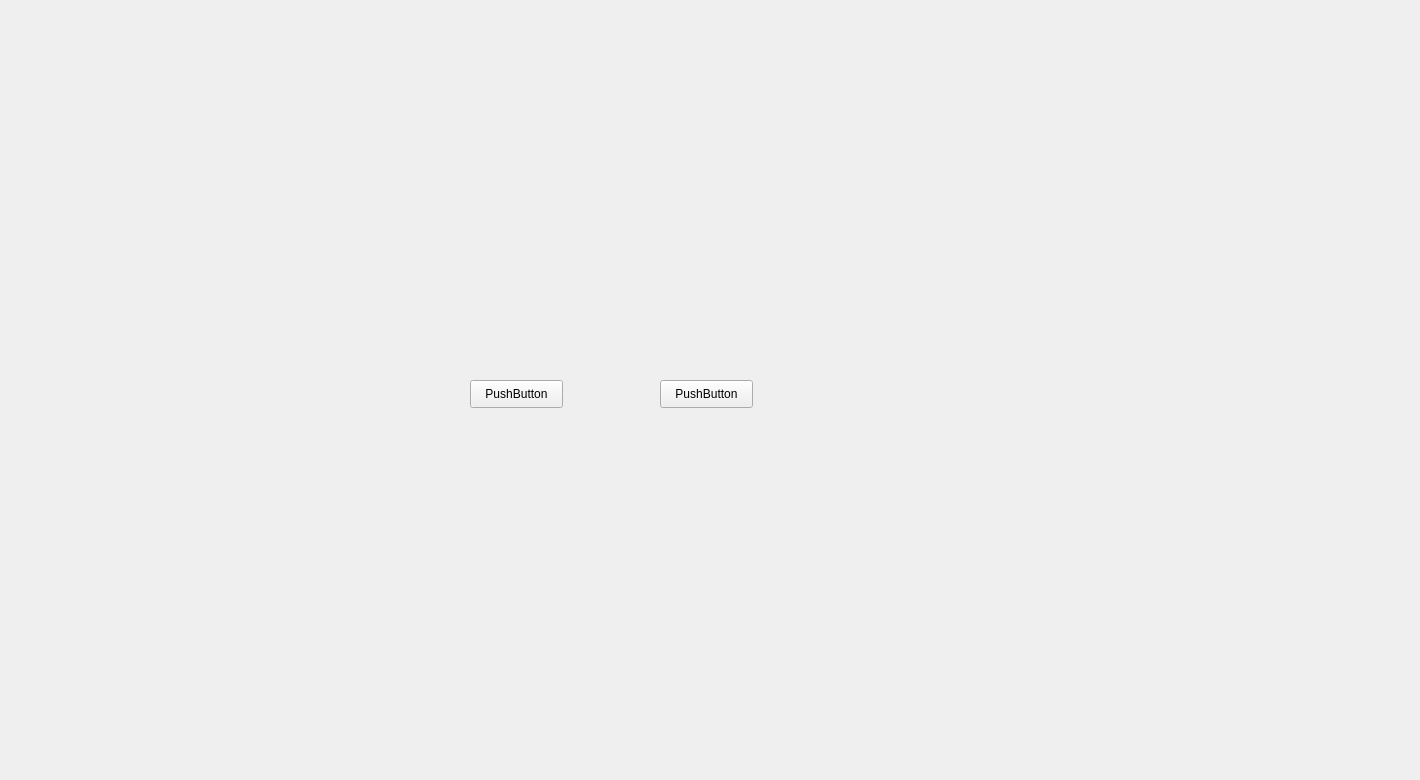
First picture: the form in src/CS1D-TMOTTBG/introscreen.ui, repository cydiasa/CS1D-TMOTTBG, before the edit.
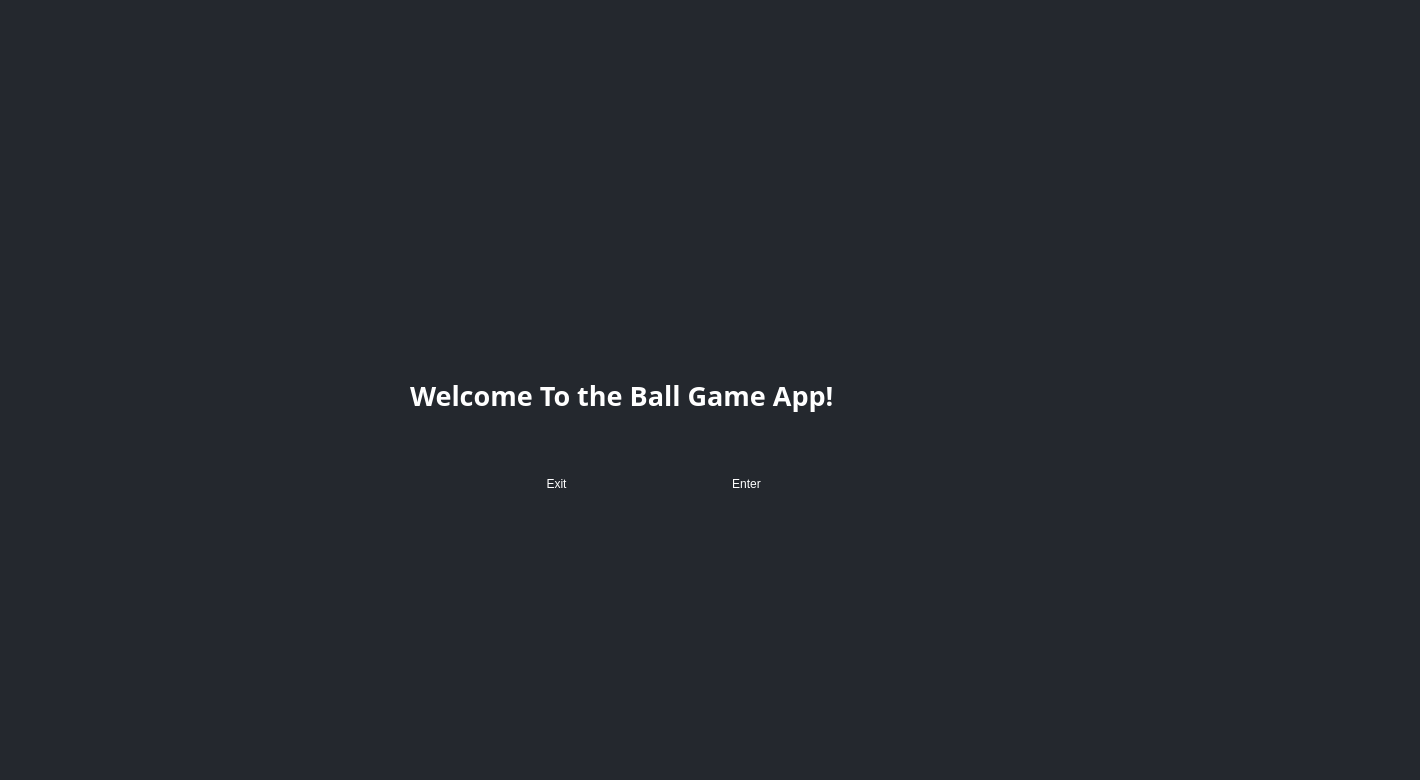
Second picture: the form after the edit.

What changed in the file:
```diff
--- a/src/CS1D-TMOTTBG/introscreen.ui
+++ b/src/CS1D-TMOTTBG/introscreen.ui
@@ -22,33 +22,225 @@
     <height>780</height>
    </size>
   </property>
+  <property name="palette">
+   <palette>
+    <active>
+     <colorrole role="WindowText">
+      <brush brushstyle="SolidPattern">
+       <color alpha="255">
+        <red>255</red>
+        <green>255</green>
+        <blue>255</blue>
+       </color>
+      </brush>
+     </colorrole>
+     <colorrole role="Base">
+      <brush brushstyle="SolidPattern">
+       <color alpha="255">
+        <red>255</red>
+        <green>255</green>
+        <blue>255</blue>
+       </color>
+      </brush>
+     </colorrole>
+     <colorrole role="Window">
+      <brush brushstyle="SolidPattern">
+       <color alpha="255">
+        <red>36</red>
+        <green>40</green>
+        <blue>46</blue>
+       </color>
+      </brush>
+     </colorrole>
+    </active>
+    <inactive>
+     <colorrole role="WindowText">
+      <brush brushstyle="SolidPattern">
+       <color alpha="255">
+        <red>255</red>
+        <green>255</green>
+        <blue>255</blue>
+       </color>
+      </brush>
+     </colorrole>
+     <colorrole role="Base">
+      <brush brushstyle="SolidPattern">
+       <color alpha="255">
+        <red>255</red>
+        <green>255</green>
+        <blue>255</blue>
+       </color>
+      </brush>
+     </colorrole>
+     <colorrole role="Window">
+      <brush brushstyle="SolidPattern">
+       <color alpha="255">
+        <red>36</red>
+        <green>40</green>
+        <blue>46</blue>
+       </color>
+      </brush>
+     </colorrole>
+    </inactive>
+    <disabled>
+     <colorrole role="WindowText">
+      <brush brushstyle="SolidPattern">
+       <color alpha="255">
+        <red>120</red>
+        <green>120</green>
+        <blue>120</blue>
+       </color>
+      </brush>
+     </colorrole>
+     <colorrole role="Base">
+      <brush brushstyle="SolidPattern">
+       <color alpha="255">
+        <red>36</red>
+        <green>40</green>
+        <blue>46</blue>
+       </color>
+      </brush>
+     </colorrole>
+     <colorrole role="Window">
+      <brush brushstyle="SolidPattern">
+       <color alpha="255">
+        <red>36</red>
+        <green>40</green>
+        <blue>46</blue>
+       </color>
+      </brush>
+     </colorrole>
+    </disabled>
+   </palette>
+  </property>
   <property name="windowTitle">
    <string>Form</string>
   </property>
   <widget class="QPushButton" name="NonUserInterface_buttonEnter">
    <property name="geometry">
     <rect>
-     <x>660</x>
-     <y>380</y>
+     <x>700</x>
+     <y>470</y>
      <width>93</width>
      <height>28</height>
     </rect>
    </property>
+   <property name="palette">
+    <palette>
+     <active>
+      <colorrole role="ButtonText">
+       <brush brushstyle="SolidPattern">
+        <color alpha="255">
+         <red>255</red>
+         <green>255</green>
+         <blue>255</blue>
+        </color>
+       </brush>
+      </colorrole>
+     </active>
+     <inactive>
+      <colorrole role="ButtonText">
+       <brush brushstyle="SolidPattern">
+        <color alpha="255">
+         <red>255</red>
+         <green>255</green>
+         <blue>255</blue>
+        </color>
+       </brush>
+      </colorrole>
+     </inactive>
+     <disabled>
+      <colorrole role="ButtonText">
+       <brush brushstyle="SolidPattern">
+        <color alpha="255">
+         <red>120</red>
+         <green>120</green>
+         <blue>120</blue>
+        </color>
+       </brush>
+      </colorrole>
+     </disabled>
+    </palette>
+   </property>
    <property name="text">
-    <string>PushButton</string>
+    <string>Enter</string>
+   </property>
+   <property name="flat">
+    <bool>true</bool>
    </property>
   </widget>
   <widget class="QPushButton" name="ExternalTutorial_button">
    <property name="geometry">
     <rect>
-     <x>470</x>
-     <y>380</y>
+     <x>510</x>
+     <y>470</y>
      <width>93</width>
      <height>28</height>
     </rect>
    </property>
+   <property name="palette">
+    <palette>
+     <active>
+      <colorrole role="ButtonText">
+       <brush brushstyle="SolidPattern">
+        <color alpha="255">
+         <red>255</red>
+         <green>255</green>
+         <blue>255</blue>
+        </color>
+       </brush>
+      </colorrole>
+     </active>
+     <inactive>
+      <colorrole role="ButtonText">
+       <brush brushstyle="SolidPattern">
+        <color alpha="255">
+         <red>255</red>
+         <green>255</green>
+         <blue>255</blue>
+        </color>
+       </brush>
+      </colorrole>
+     </inactive>
+     <disabled>
+      <colorrole role="ButtonText">
+       <brush brushstyle="SolidPattern">
+        <color alpha="255">
+         <red>120</red>
+         <green>120</green>
+         <blue>120</blue>
+        </color>
+       </brush>
+      </colorrole>
+     </disabled>
+    </palette>
+   </property>
    <property name="text">
-    <string>PushButton</string>
+    <string>Exit</string>
+   </property>
+   <property name="flat">
+    <bool>true</bool>
+   </property>
+  </widget>
+  <widget class="QLabel" name="label">
+   <property name="geometry">
+    <rect>
+     <x>410</x>
+     <y>340</y>
+     <width>541</width>
+     <height>111</height>
+    </rect>
+   </property>
+   <property name="font">
+    <font>
+     <family>Century Gothic</family>
+     <pointsize>20</pointsize>
+     <weight>75</weight>
+     <bold>true</bold>
+    </font>
+   </property>
+   <property name="text">
+    <string>Welcome To the Ball Game App!</string>
    </property>
   </widget>
  </widget>
```
